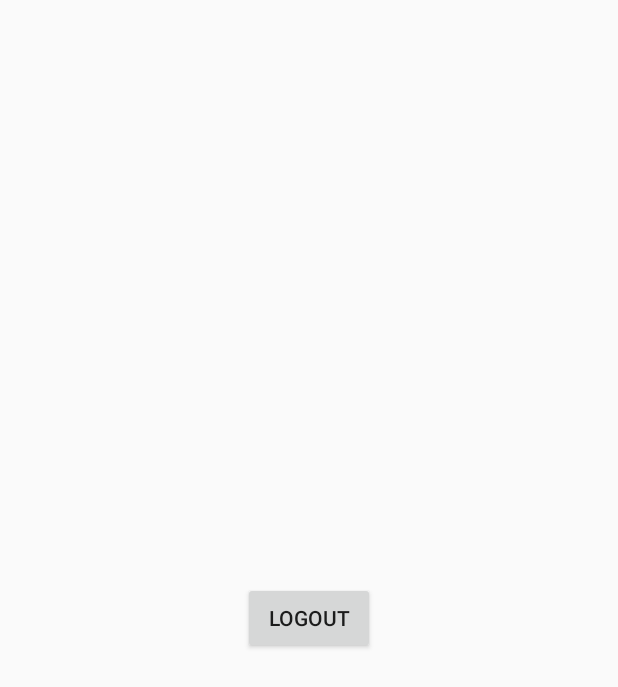
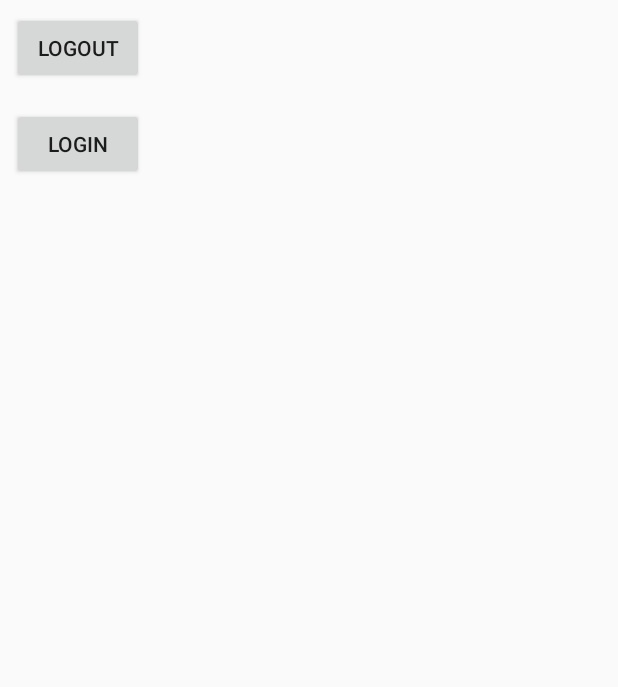
Before and after one commit to mgs96/Vendedor, an Android app: the layout activity_login.xml on its own in the app's theme, with its tools: preview values and no code run, on a phone screen of 412 x 824 dp. Shown: the top 687 px of the screen. Run offline under Robolectric (Android 15) with nearby library versions, the phone set to English and light mode, and no system bars.

Commit message:
login ready

```diff
--- a/app/src/main/res/layout/activity_login.xml
+++ b/app/src/main/res/layout/activity_login.xml
@@ -1,23 +1,32 @@
 <?xml version="1.0" encoding="utf-8"?>
-<android.support.constraint.ConstraintLayout xmlns:android="http://schemas.android.com/apk/res/android"
+<LinearLayout xmlns:android="http://schemas.android.com/apk/res/android"
     xmlns:app="http://schemas.android.com/apk/res-auto"
     xmlns:tools="http://schemas.android.com/tools"
     android:layout_width="match_parent"
     android:layout_height="match_parent"
-    tools:context="com.movil.mauricio_taborda.vendedor.login">
+    tools:context="com.movil.mauricio_taborda.vendedor.login"
+    android:orientation="vertical">
 
+    <Button
+        android:id="@+id/button1"
+        android:layout_width="wrap_content"
+        android:layout_height="wrap_content"
+        android:layout_marginBottom="8dp"
+        android:layout_marginLeft="8dp"
+        android:layout_marginRight="8dp"
+        android:layout_marginTop="8dp"
+        android:elevation="12dp"
+        android:onClick="logout"
+        android:text="Logout" />
     <Button
         android:id="@+id/button2"
         android:layout_width="wrap_content"
         android:layout_height="wrap_content"
-        android:text="Logout"
+        android:layout_marginBottom="8dp"
+        android:layout_marginLeft="8dp"
         android:layout_marginRight="8dp"
-        app:layout_constraintRight_toRightOf="parent"
-        android:layout_marginLeft="8dp"
-        app:layout_constraintLeft_toLeftOf="parent"
-        android:onClick="logout"
-        app:layout_constraintTop_toTopOf="parent"
         android:layout_marginTop="8dp"
-        app:layout_constraintBottom_toBottomOf="parent"
-        android:layout_marginBottom="8dp" />
-</android.support.constraint.ConstraintLayout>
+        android:elevation="12dp"
+        android:onClick="login"
+        android:text="Login" />
+</LinearLayout>
--- a/build.gradle
+++ b/build.gradle
@@ -15,6 +15,7 @@ buildscript {
 allprojects {
     repositories {
         jcenter()
+        maven { url 'https://maven.fabric.io/public' }
     }
 }
 
```
Also changed, not shown: app/build.gradle (+4 -6 lines), app/src/main/AndroidManifest.xml (+4 -4 lines), app/src/main/java/com/movil/mauricio_taborda/vendedor/Punto.java (added, +15 -0 lines), app/src/main/java/com/movil/mauricio_taborda/vendedor/Recorrido.java (added, +17 -0 lines), app/src/main/java/com/movil/mauricio_taborda/vendedor/User.java (added, +20 -0 lines), app/src/main/java/com/movil/mauricio_taborda/vendedor/login.java (+48 -1 lines), 1 other file.
